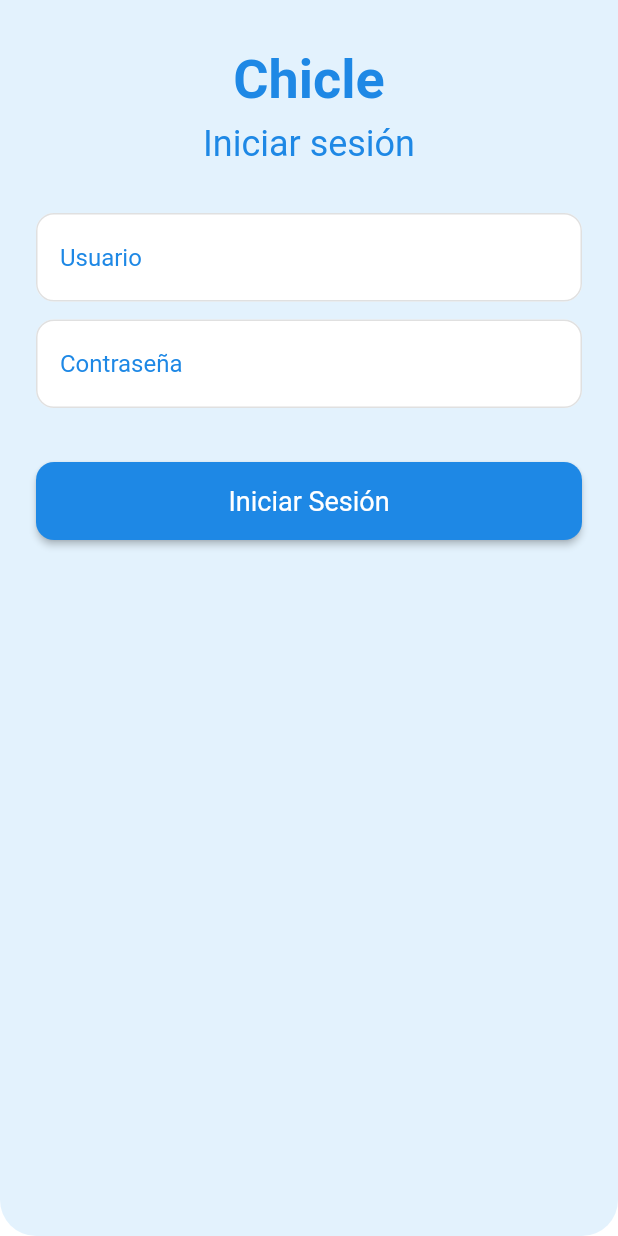
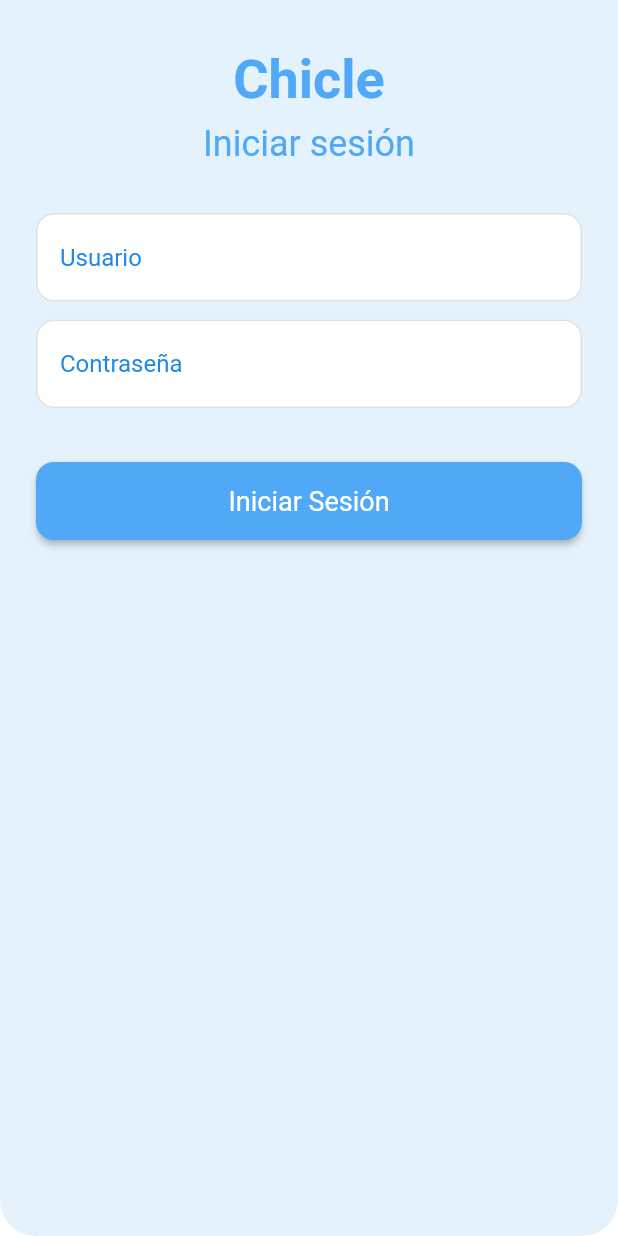
Before and after one commit to AugustoSan/chicle-empleados, a Flutter app: the screen it shows after launch, on a phone screen of 412 x 824 dp. Run offline on Flutter 3.47's test engine with Material 3 defaults, Android fonts, the phone set to English and light mode, and no system bars; our stand-ins replace drift, get_it, hive, hive_flutter; accounts and stored records are empty; generated files the repository leaves out were written again.

Commit message:
Please share the code changes you'd like me to summarize in a commit message.

```diff
--- a/lib/presentation/widgets/drawer_custom.dart
+++ b/lib/presentation/widgets/drawer_custom.dart
@@ -18,6 +18,10 @@ class DrawerCustom extends StatelessWidget {
             DrawerHeader(
               decoration: BoxDecoration(
                 color: Theme.of(ctx).primaryColor,
+                borderRadius: BorderRadius.only(
+                  topLeft: Radius.circular(12),
+                  topRight: Radius.circular(12),
+                ),
               ),
               child: Text(
                 business?.name ?? 'Sin Nombre',
@@ -27,7 +31,7 @@ class DrawerCustom extends StatelessWidget {
                 ),
               ),
             ),
-            ...drawerItems.map((item) => ListTile(
+            ...menuBottomItems.map((item) => ListTile(
             leading: Icon(item.icon),
             title: Text(item.title),
             onTap: () {
--- a/lib/theme_data.dart
+++ b/lib/theme_data.dart
@@ -2,7 +2,7 @@ import 'package:flutter/material.dart';
 
 final ThemeData chicleTheme = ThemeData(
   // Colores principales
-  primaryColor: Colors.blue.shade600,
+  primaryColor: const Color.fromARGB(255, 80, 168, 246),
   scaffoldBackgroundColor: Colors.white,
   colorScheme: ColorScheme.light(
     primary: Colors.blue.shade600,
@@ -66,13 +66,27 @@ final ThemeData chicleTheme = ThemeData(
 
   // Barra inferior de navegación
   bottomNavigationBarTheme: BottomNavigationBarThemeData(
-    backgroundColor: Colors.white,
+    backgroundColor: Colors.blue.shade50,
     selectedItemColor: Colors.blue.shade600,
-    unselectedItemColor: Colors.blue.shade200,
-    showSelectedLabels: false,
-    showUnselectedLabels: false,
+    unselectedItemColor: Colors.blue.shade500,
+    showSelectedLabels: true,
+    showUnselectedLabels: true,
+    elevation: 4,
+    selectedLabelStyle: TextStyle(fontSize: 12, color: Colors.blue.shade600),
+    unselectedLabelStyle: TextStyle(fontSize: 12, color: Colors.blue.shade500),
+    type: BottomNavigationBarType.fixed,
   ),
 
   // Para que al aparecer teclado reorganice el diseño
   useMaterial3: false,
+
+  // CardTheme
+  cardTheme: CardTheme(
+    elevation: 4,
+    color: Colors.white,
+    shape: RoundedRectangleBorder(
+      borderRadius: BorderRadius.circular(12),
+    ),
+    margin: const EdgeInsets.only(top: 2, right: 2, left: 2),
+  ),
 );
```
Also changed, not shown: lib/presentation/screens/modules/menuitems_list_screen.dart (+8 -75 lines), lib/presentation/screens/settings/settings_screen.dart (+9 -0 lines), lib/presentation/screens/shellapp.dart (+16 -10 lines), lib/presentation/widgets/appbar_custom.dart (+19 -11 lines), lib/presentation/widgets/drawer_items.dart (+24 -9 lines), lib/presentation/widgets/menu_bottom_custom.dart (+39 -19 lines).
